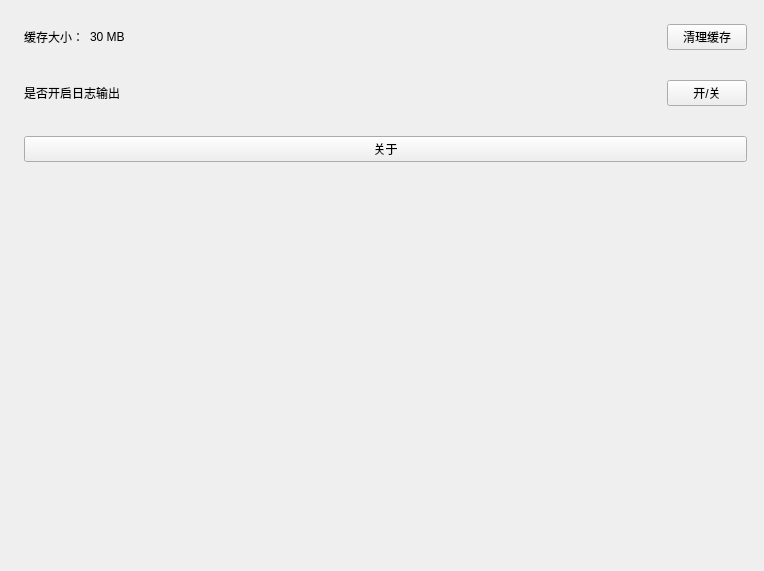
Qt form res/ui/widget_setting.ui (purejiang/BlankTool) before a commit.
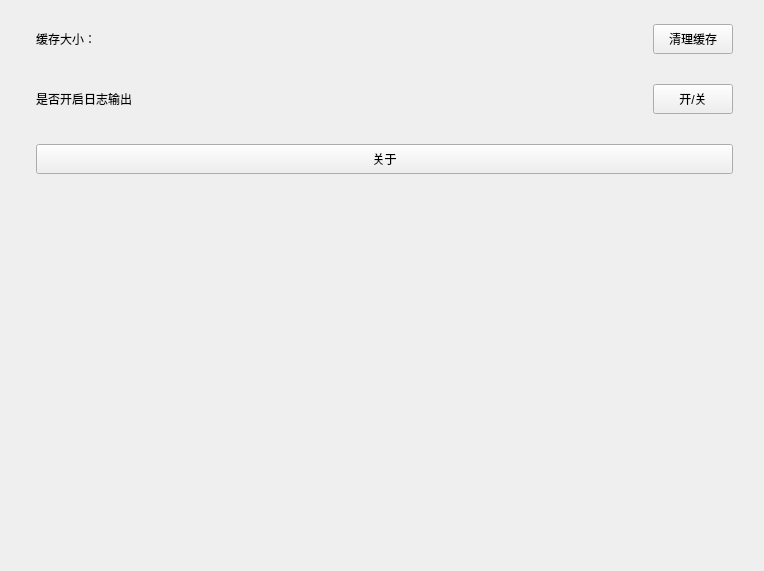
The same form after that commit.

Patch:
```diff
--- a/res/ui/widget_setting.ui
+++ b/res/ui/widget_setting.ui
@@ -22,21 +22,36 @@
      <height>571</height>
     </rect>
    </property>
-   <layout class="QVBoxLayout" name="verticalLayout" stretch="0,0,0,1">
+   <layout class="QVBoxLayout" name="verticalLayout" stretch="1">
     <property name="leftMargin">
-     <number>12</number>
+     <number>24</number>
     </property>
     <property name="topMargin">
      <number>12</number>
     </property>
     <property name="rightMargin">
-     <number>12</number>
+     <number>24</number>
     </property>
     <property name="bottomMargin">
      <number>12</number>
     </property>
     <item>
-     <layout class="QHBoxLayout" name="horizontalLayout">
+     <widget class="QWidget" name="widget_setting" native="true">
+      <widget class="QWidget" name="verticalLayoutWidget_2">
+       <property name="geometry">
+        <rect>
+         <x>0</x>
+         <y>0</y>
+         <width>721</width>
+         <height>551</height>
+        </rect>
+       </property>
+       <layout class="QVBoxLayout" name="verticalLayout_2" stretch="1,1,1,7">
+        <item>
+         <layout class="QHBoxLayout" name="horizontalLayout" stretch="0,1,0">
+          <property name="spacing">
+           <number>12</number>
+          </property>
       <property name="leftMargin">
        <number>12</number>
       </property>
@@ -65,14 +80,14 @@
          </sizepolicy>
         </property>
         <property name="text">
-         <string>30 MB</string>
+             <string/>
         </property>
        </widget>
       </item>
       <item>
        <widget class="QPushButton" name="pushButton">
         <property name="sizePolicy">
-         <sizepolicy hsizetype="Minimum" vsizetype="Expanding">
+             <sizepolicy hsizetype="Expanding" vsizetype="Expanding">
           <horstretch>0</horstretch>
           <verstretch>0</verstretch>
          </sizepolicy>
@@ -85,7 +100,7 @@
      </layout>
     </item>
     <item>
-     <layout class="QHBoxLayout" name="horizontalLayout_2">
+         <layout class="QHBoxLayout" name="horizontalLayout_2" stretch="1,0">
       <property name="spacing">
        <number>12</number>
       </property>
@@ -104,7 +119,7 @@
       <item>
        <widget class="QLabel" name="label_2">
         <property name="sizePolicy">
-         <sizepolicy hsizetype="Expanding" vsizetype="Expanding">
+             <sizepolicy hsizetype="Minimum" vsizetype="Minimum">
           <horstretch>0</horstretch>
           <verstretch>0</verstretch>
          </sizepolicy>
@@ -117,7 +132,7 @@
       <item>
        <widget class="QPushButton" name="pushButton_2">
         <property name="sizePolicy">
-         <sizepolicy hsizetype="Minimum" vsizetype="Expanding">
+             <sizepolicy hsizetype="Expanding" vsizetype="Expanding">
           <horstretch>0</horstretch>
           <verstretch>0</verstretch>
          </sizepolicy>
@@ -132,7 +147,7 @@
     <item>
      <layout class="QHBoxLayout" name="horizontalLayout_3">
       <property name="spacing">
-       <number>12</number>
+           <number>0</number>
       </property>
       <property name="leftMargin">
        <number>12</number>
@@ -149,7 +164,7 @@
       <item>
        <widget class="QPushButton" name="pushButton_3">
         <property name="sizePolicy">
-         <sizepolicy hsizetype="Minimum" vsizetype="Expanding">
+             <sizepolicy hsizetype="Expanding" vsizetype="Expanding">
           <horstretch>0</horstretch>
           <verstretch>0</verstretch>
          </sizepolicy>
@@ -173,6 +188,10 @@
        </size>
       </property>
      </spacer>
+        </item>
+       </layout>
+      </widget>
+     </widget>
     </item>
    </layout>
   </widget>
```
Left out of the diff: 4 changed lines with no effect on the pictures. Lines whose indentation alone changed are shown as unchanged.
